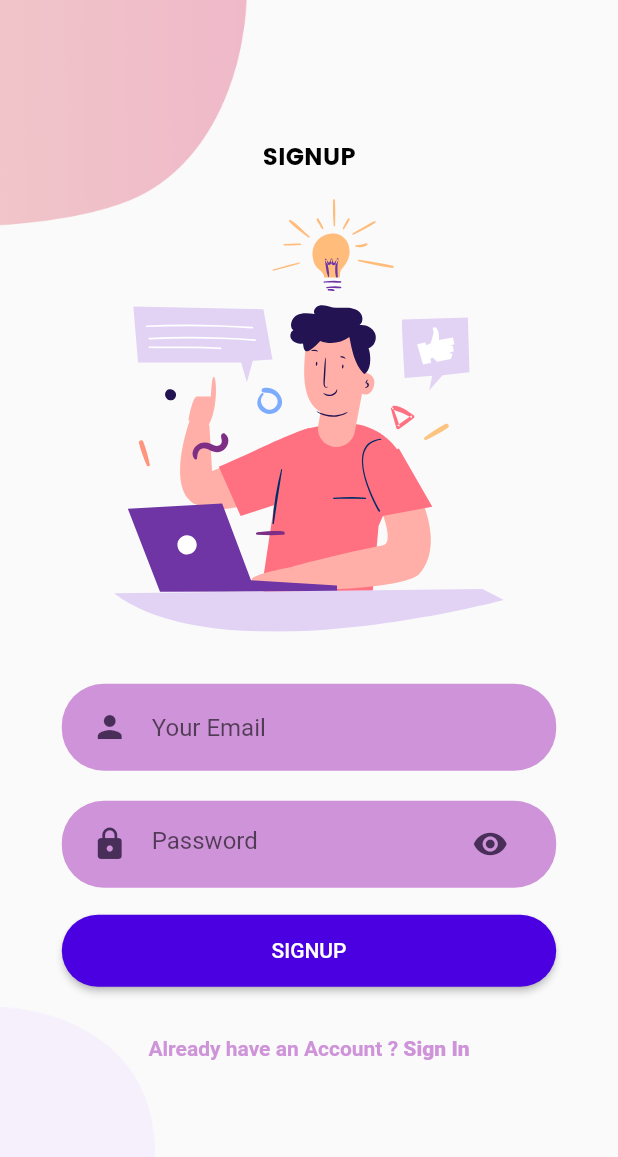
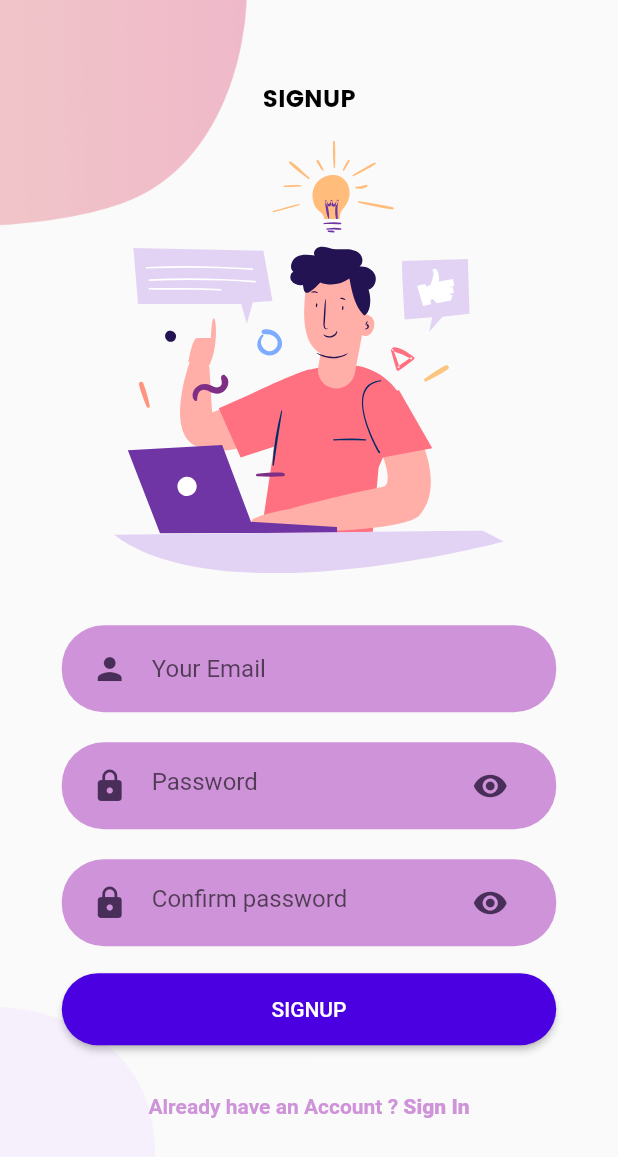
Before and after one commit to italoguasti/product_list_flutter_app_getx, a Flutter app: the SignupPage screen opened by its route, on a phone screen of 412 x 824 dp. Shown: the top 1157 px of the screen. Run offline on Flutter 3.47's test engine with Material 2 defaults, Android fonts, the light colour scheme and no system bars; our stand-ins replace dio, firebase_core, flutter_rating_bar, flutter_svg, get; accounts and stored records are empty.

Commit message:
add input confirm password

```diff
--- a/lib/components/login/login_body.dart
+++ b/lib/components/login/login_body.dart
@@ -40,6 +40,7 @@ class LoginBody extends StatelessWidget {
           ),
           RoundedPasswordField(
             onChanged: (value) {},
+            hinText: 'Password',
           ),
           RoundedButton(
             text: 'LOGIN',
--- a/lib/components/rounded_password_field.dart
+++ b/lib/components/rounded_password_field.dart
@@ -1,12 +1,15 @@
+// ignore_for_file: public_member_api_docs, sort_constructors_first
 import 'package:flutter/material.dart';
 
 import '../theme/theme.dart';
 import 'components.dart';
 
 class RoundedPasswordField extends StatelessWidget {
+  final String? hinText;
   final ValueChanged<String> onChanged;
   const RoundedPasswordField({
     Key? key,
+    this.hinText,
     required this.onChanged,
   }) : super(key: key);
 
@@ -17,7 +20,7 @@ class RoundedPasswordField extends StatelessWidget {
         onChanged: onChanged,
         obscureText: true,
         decoration: InputDecoration(
-          hintText: 'Password',
+          hintText: hinText,
           icon: Icon(
             Icons.lock,
             color: AppColors.mediumPurple,
--- a/lib/components/signup/signup_body.dart
+++ b/lib/components/signup/signup_body.dart
@@ -37,6 +37,11 @@ class SignUpBody extends StatelessWidget {
           ),
           RoundedPasswordField(
             onChanged: (value) {},
+            hinText: 'Password',
+          ),
+          RoundedPasswordField(
+            onChanged: (value) {},
+            hinText: 'Confirm password',
           ),
           RoundedButton(
             text: 'SIGNUP',
--- a/lib/components/welcome/welcome_body.dart
+++ b/lib/components/welcome/welcome_body.dart
@@ -20,7 +20,7 @@ class WelcomeBody extends StatelessWidget {
           mainAxisAlignment: MainAxisAlignment.center,
           children: <Widget>[
             const Text(
-              'WELCOME TO',
+              'WELCOME TO APP TEST!',
               style: TextStyle(
                 fontWeight: FontWeight.bold,
                 fontSize: 14.0,
--- a/lib/main.dart
+++ b/lib/main.dart
@@ -1,7 +1,6 @@
 import 'package:flutter/material.dart';
 import 'package:get/get.dart';
 import 'package:firebase_core/firebase_core.dart';
-import 'package:getx_lesson_one/pages/login_page.dart';
 import 'package:getx_lesson_one/pages/pages.dart';
 import 'firebase_options.dart';
 import 'theme/app_theme.dart';
--- a/lib/theme/app_colors.dart
+++ b/lib/theme/app_colors.dart
@@ -3,7 +3,7 @@ import 'package:flutter/material.dart';
 class AppColors {
   AppColors._();
   static const Color primary = Color(0xFF4a00e0);
-  static const Color secondary = Color(0xff4158bbf);
+  static const Color secondary = Color.fromARGB(244, 22, 141, 192);
   static Color lightPurple = Colors.purple.shade200;
   static Color mediumPurple = const Color.fromARGB(255, 73, 46, 90);
 }
```
